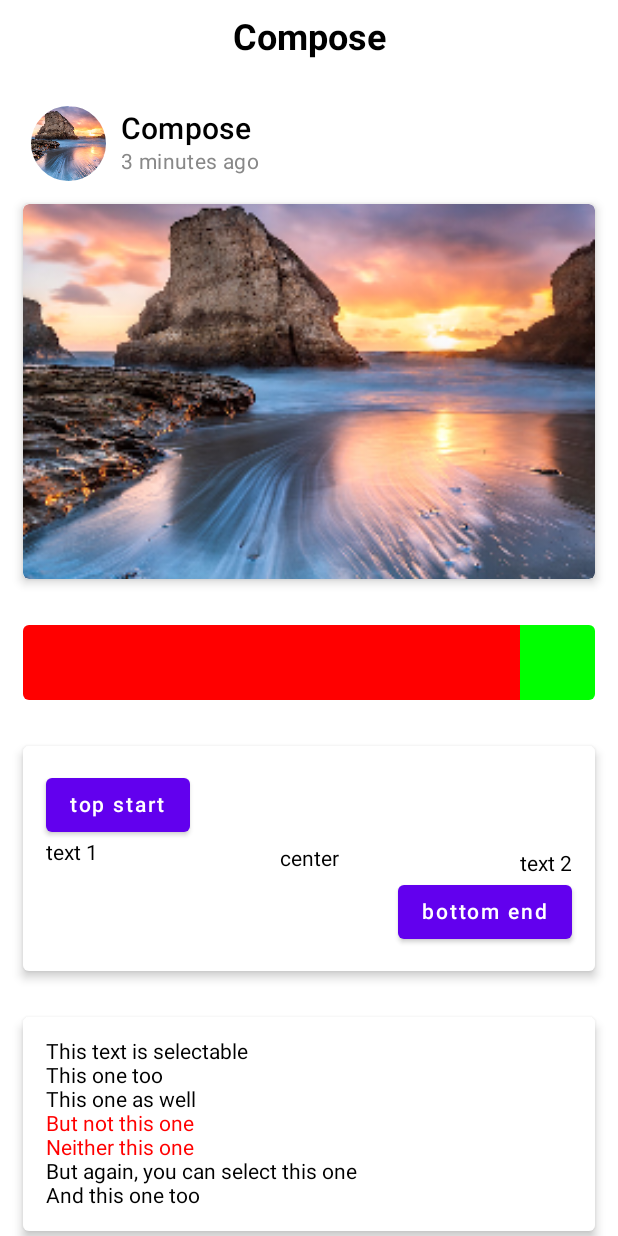
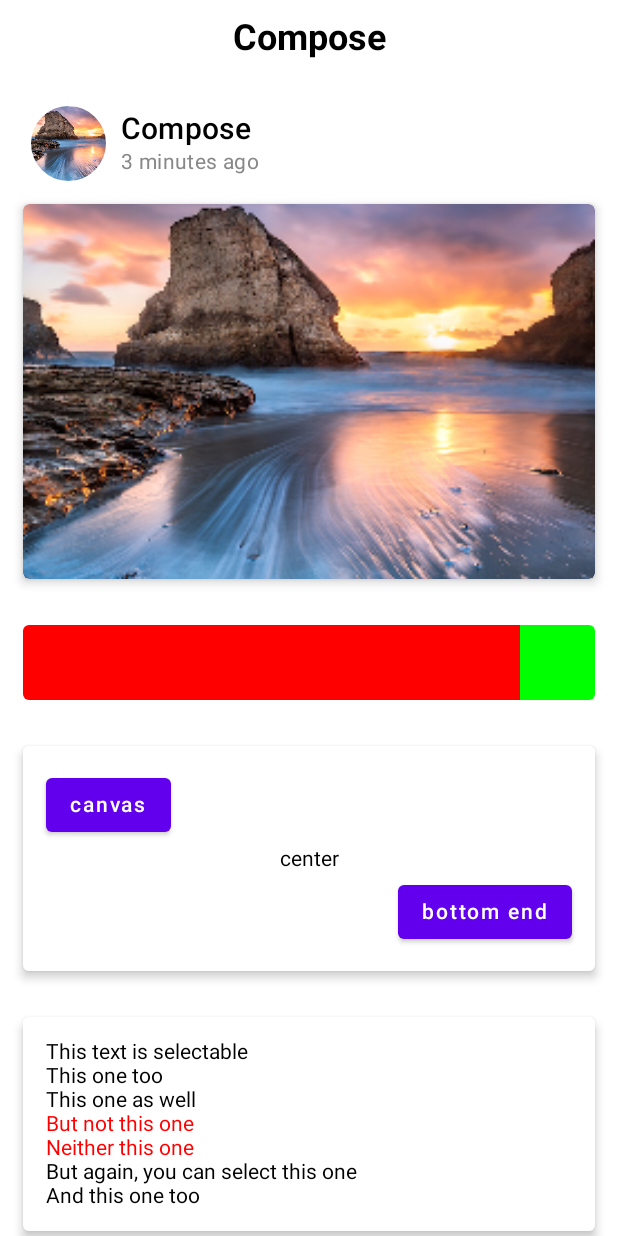
Before and after one commit to lavalike/compose-samples, an Android app built with Jetpack Compose: the screen it shows after launch (MainActivity), on a phone screen of 412 x 824 dp. Run offline under Robolectric (Android 15) with nearby library versions, the phone set to English and light mode, and no system bars; our stand-ins replace constraintlayout-compose.

Commit message:
add canvas examples

```diff
--- a/app/build.gradle
+++ b/app/build.gradle
@@ -54,4 +54,5 @@ dependencies {
     implementation 'androidx.activity:activity-compose:1.3.0-alpha06'
 
     implementation "androidx.constraintlayout:constraintlayout-compose:1.0.0-alpha07"
+    androidTestImplementation "androidx.compose.ui:ui-test-junit4:$compose_version"
 }
--- a/app/src/main/AndroidManifest.xml
+++ b/app/src/main/AndroidManifest.xml
@@ -9,6 +9,11 @@
         android:roundIcon="@mipmap/ic_launcher_round"
         android:supportsRtl="true"
         android:theme="@style/AppTheme">
+        <activity
+            android:name=".CanvasActivity"
+            android:exported="true"
+            android:label="@string/title_activity_canvas"
+            android:theme="@style/AppTheme.NoActionBar" />
         <activity
             android:name=".MainActivity"
             android:exported="true"
--- a/app/src/main/java/com/compose/samples/MainActivity.kt
+++ b/app/src/main/java/com/compose/samples/MainActivity.kt
@@ -1,5 +1,6 @@
 package com.compose.samples
 
+import android.content.Intent
 import android.os.Bundle
 import android.widget.Toast
 import androidx.activity.ComponentActivity
@@ -206,21 +207,18 @@ class MainActivity : ComponentActivity() {
                     .height(150.dp)
                     .padding(15.dp)
             ) {
-                val (btn_top_start, text_1, btn_bottom_end, text_2, text_center) = createRefs()
+                val (btn_canvas, btn_bottom_end, text_center) = createRefs()
                 Button(
-                    onClick = {},
-                    modifier = Modifier.constrainAs(btn_top_start) {
+                    onClick = {
+                        startActivity(Intent(this@MainActivity, CanvasActivity::class.java))
+                    },
+                    modifier = Modifier.constrainAs(btn_canvas) {
                         top.linkTo(parent.top)
                         start.linkTo(parent.start)
                     }
                 ) {
-                    Text("top start")
+                    Text("canvas")
                 }
-
-                Text("text 1", Modifier.constrainAs(text_1) {
-                    top.linkTo(btn_top_start.bottom)
-                    start.linkTo(btn_top_start.start)
-                })
 
                 Button(
                     onClick = { },
@@ -230,12 +228,6 @@ class MainActivity : ComponentActivity() {
                     }) {
                     Text("bottom end")
                 }
-
-                Text("text 2",
-                    modifier = Modifier.constrainAs(text_2) {
-                        bottom.linkTo(btn_bottom_end.top)
-                        end.linkTo(btn_bottom_end.end)
-                    })
 
                 Text(text = "center", modifier = Modifier.constrainAs(text_center) {
                     centerTo(parent)
--- a/app/src/main/res/values/strings.xml
+++ b/app/src/main/res/values/strings.xml
@@ -1,4 +1,5 @@
 <resources>
     <string name="app_name">compose-samples</string>
     <string name="title_activity_photo_grid">PhotoGridActivity</string>
+    <string name="title_activity_canvas">CanvasActivity</string>
 </resources>
```
Also changed, not shown: app/src/main/java/com/compose/samples/CanvasActivity.kt (added, +50 -0 lines).
